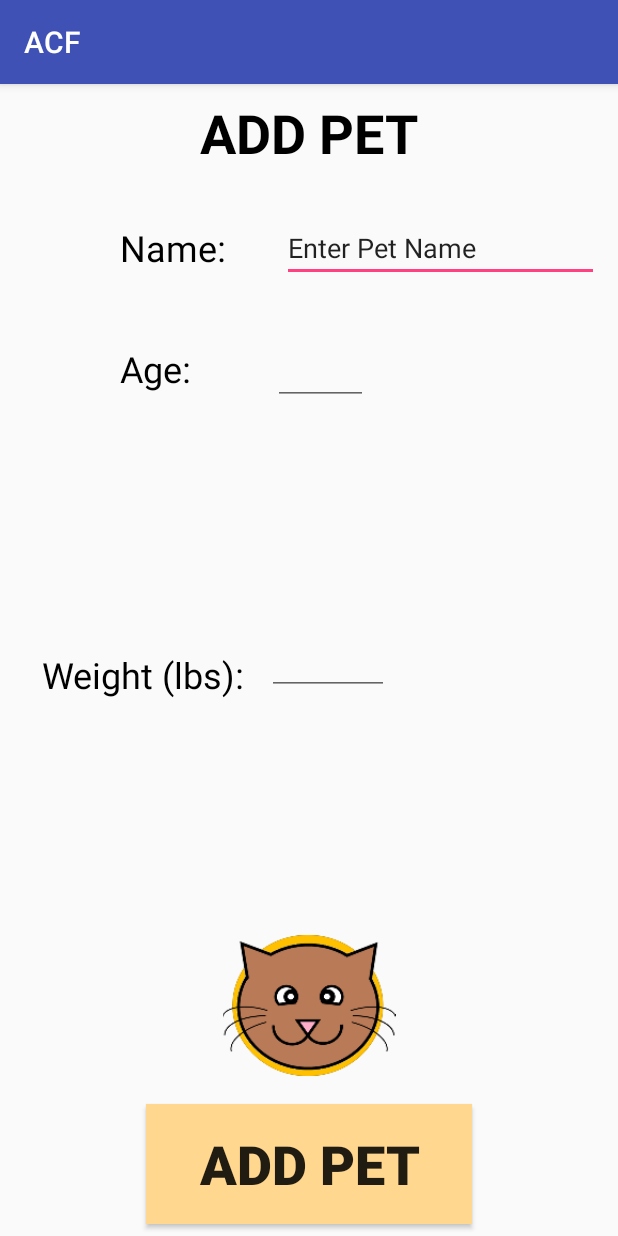
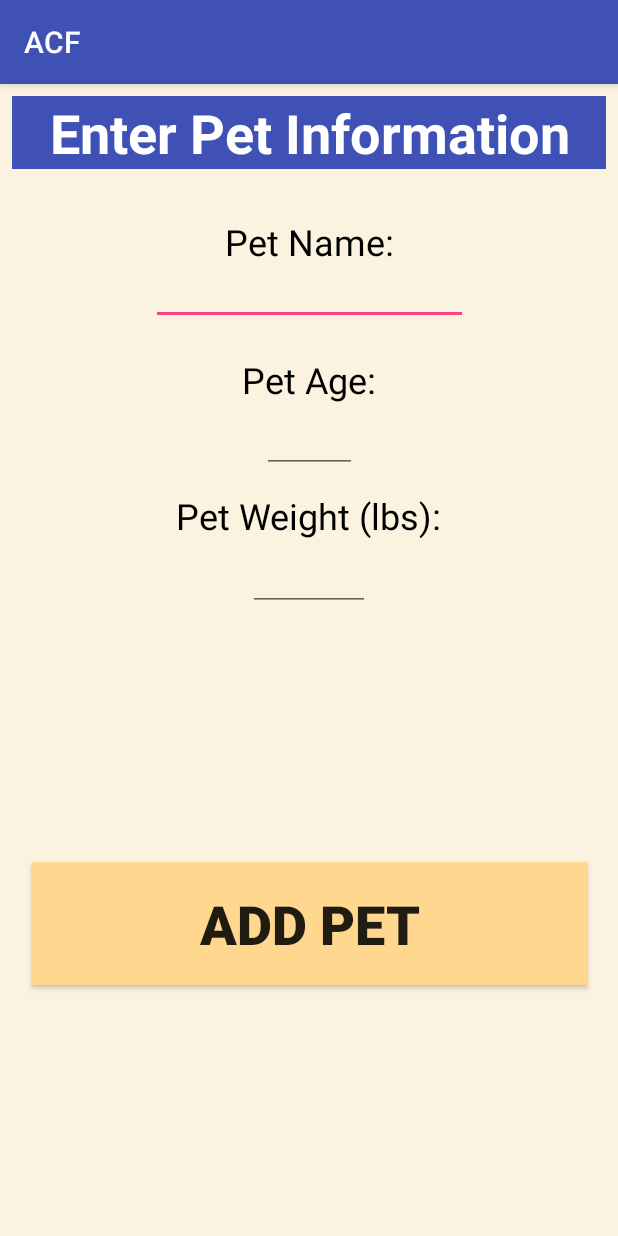
Before and after one commit to ses9134/ACF, an Android app: the addPetPage screen opened directly, with no data from a screen before it, after a tap on "ADD PET", on a phone screen of 412 x 824 dp. Run offline under Robolectric (Android 15) with nearby library versions, the phone set to English and light mode, and no system bars.

Commit message:
made edits

```diff
--- a/app/build.gradle
+++ b/app/build.gradle
@@ -23,6 +23,7 @@ android {
     }
 }
 
+
 dependencies {
     implementation fileTree(dir: 'libs', include: ['*.jar'])
     implementation "org.jetbrains.kotlin:kotlin-stdlib-jre7:$kotlin_version"
@@ -38,4 +39,6 @@ dependencies {
     compile 'com.squareup.okhttp3:okhttp:3.9.1'
     compile 'com.google.code.gson:gson:2.8.0'
     implementation 'com.android.support:cardview-v7:26.1.0'
+
+
 }
--- /dev/null
+++ b/app/src/main/java/com/example/shabab/acf/PetInformation.kt
@@ -0,0 +1,24 @@
+package com.example.shabab.acf
+
+import android.media.MediaPlayer
+import android.view.View
+
+/**
+ * Created by Shabab on 3/5/2018.
+ *
+ * File: PetInformation.kt
+ * Created by: Shabab Siddiq
+ * Date: 3/5/2018
+ * Description: This file contains the class information that
+ *              will be used to create pet objects and feed time
+ *              objects that will be used for the ACF Application
+ */
+// this will be used for the project
+
+// temporary petInfo object for debug --> NEEDS TO BE UPDATED
+class PetInfo(val name: String, val age: String, val weight: String, val feed_times: Array<String>)
+
+// Pet object that should be used for final project
+class Pet(val name: String, val age: Int, val feed_times: Array<FeedTime>, val feederID: Int)
+// feed time that will be used for final project
+class FeedTime(val day: Char, val time: String, val petServingSize: Float)
--- a/app/src/main/java/com/example/shabab/acf/addPetPage.kt
+++ b/app/src/main/java/com/example/shabab/acf/addPetPage.kt
@@ -5,8 +5,10 @@ import android.os.Bundle
 import android.view.View
 import com.google.gson.GsonBuilder
 import kotlinx.android.synthetic.main.activity_add_pet_page.*
-import kotlinx.android.synthetic.main.activity_test_network.*
+import kotlinx.android.synthetic.main.activity_get_pet_info_test.*
 import okhttp3.*
+import org.json.JSONObject
+import org.xml.sax.Parser
 import java.io.IOException
 
 class addPetPage : AppCompatActivity() {
@@ -23,24 +25,27 @@ class addPetPage : AppCompatActivity() {
         var petWeight = petWeightEditText.text.toString()
         var petFeedTime = "2304"
 
-        var petInfoJSONBody = createPetInfoJSONBody(petName, petAge, petWeight, petFeedTime)
 
+        val gson  = GsonBuilder().setPrettyPrinting().create()
+        val pet = initPet(petName, petAge, petWeight, petFeedTime)
+        val jsonPet: String = gson.toJson(pet)
 
         // instantiate an OkHttpClient and create a Request object
+        //val JSON = MediaType.parse("application/json; charset=us-ascii")
         val JSON = MediaType.parse("application/json")
-
-        val body = RequestBody.create(JSON, petInfoJSONBody)
-        body.contentType()
         val client = OkHttpClient()
 
-        //val url = "http://129.21.145.159:5000/pets/name/" + petName
-        val url = "http://192.168.10.1:5000/pets/name/" + petName
-        //val url = "http://192.168.10.1:12345"
+        val body = RequestBody.create(JSON, jsonPet.toString())
+
+        val url = "http://129.21.145.149:5000/pets/name/" + petName
 
         // request a post message
-        val request = Request.Builder().url(url).post(body).build()
+        val request = Request.Builder()
+                .url(url)
+                .addHeader("Accept", "*/*")
+                .post(body)
+                .build()
 
-        // use enqueue to request a JSON
         client.newCall(request).enqueue(object: Callback {
 
             // occurs on response
@@ -48,19 +53,19 @@ class addPetPage : AppCompatActivity() {
                 // get the JSON as a string
                 val body = response?.body()?.string()
                 println("PET INFO SENT!")
+                println(body)
 
             }
             override fun onFailure(call: Call?, e: IOException?) {
                 println("Failed to execute request")
             }
         })
-
-
     }
 
-    fun createPetInfoJSONBody(petName : String, petAge : String, petWeight : String, petFeedTime : String) : String{
-        return "{'name':'" + petName + "', 'age':" + petAge + ", 'weight':"+ petWeight + ", 'feed_times':[]}"
+    fun initPet(petName : String, petAge : String, petWeight : String, petFeedTime : String) : PetInfo{
+        val jsonString =  "{'name':'" + petName + "', 'age':" + petAge + ", 'weight':"+ petWeight + ", 'feed_times':[]}"
+        return PetInfo(petName, petAge, petWeight, Array( 1, {petFeedTime} ))
     }
 }
 
-//class PetInfo(val name: String, val age: String, val weight: String, val feed_times: List<String>)
+//class PetInfo(val name: String, val age: String, val weight: String, val feed_times: Array<String>)
--- a/app/src/main/res/layout-v21/activity_add_pet_page.xml
+++ /dev/null
@@ -1,138 +0,0 @@
-<?xml version="1.0" encoding="utf-8"?>
-<android.support.constraint.ConstraintLayout xmlns:android="http://schemas.android.com/apk/res/android"
-    xmlns:app="http://schemas.android.com/apk/res-auto"
-    xmlns:tools="http://schemas.android.com/tools"
-    android:layout_width="match_parent"
-    android:layout_height="match_parent"
-    tools:context="com.example.shabab.acf.addPetPage">
-
-    <TextView
-        android:id="@+id/textView8"
-        android:layout_width="wrap_content"
-        android:layout_height="wrap_content"
-        android:layout_marginEnd="8dp"
-        android:layout_marginStart="8dp"
-        android:layout_marginTop="8dp"
-        android:text="ADD PET"
-        android:textAllCaps="false"
-        android:textColor="@android:color/background_dark"
-        android:textSize="36sp"
-        android:textStyle="bold"
-        app:layout_constraintEnd_toEndOf="parent"
-        app:layout_constraintStart_toStartOf="parent"
-        app:layout_constraintTop_toTopOf="parent" />
-
-    <ImageView
-        android:id="@+id/imageView"
-        android:layout_width="176dp"
-        android:layout_height="115dp"
-        android:layout_marginBottom="8dp"
-        android:layout_marginEnd="8dp"
-        android:layout_marginStart="8dp"
-        app:layout_constraintBottom_toTopOf="@+id/addPetButton"
-        app:layout_constraintEnd_toEndOf="parent"
-        app:layout_constraintStart_toStartOf="parent"
-        app:srcCompat="@mipmap/acf_icon_generic_foreground" />
-
-    <TextView
-        android:id="@+id/textView9"
-        android:layout_width="wrap_content"
-        android:layout_height="wrap_content"
-        android:layout_marginStart="80dp"
-        android:layout_marginTop="36dp"
-        android:text="Name:"
-        android:textColor="@android:color/background_dark"
-        android:textSize="24sp"
-        app:layout_constraintStart_toStartOf="parent"
-        app:layout_constraintTop_toBottomOf="@+id/textView8" />
-
-    <TextView
-        android:id="@+id/textView10"
-        android:layout_width="wrap_content"
-        android:layout_height="wrap_content"
-        android:layout_marginStart="80dp"
-        android:layout_marginTop="48dp"
-        android:text="Age:"
-        android:textColor="@android:color/background_dark"
-        android:textSize="24sp"
-        app:layout_constraintStart_toStartOf="parent"
-        app:layout_constraintTop_toBottomOf="@+id/textView9" />
-
-    <TextView
-        android:id="@+id/textView11"
-        android:layout_width="wrap_content"
-        android:layout_height="wrap_content"
-        android:layout_marginBottom="8dp"
-        android:layout_marginStart="28dp"
-        android:layout_marginTop="32dp"
-        android:text="Weight (lbs):"
-        android:textColor="@android:color/background_dark"
-        android:textSize="24sp"
-        app:layout_constraintBottom_toTopOf="@+id/imageView"
-        app:layout_constraintStart_toStartOf="parent"
-        app:layout_constraintTop_toBottomOf="@+id/textView10" />
-
-    <EditText
-        android:id="@+id/petNameEditText"
-        android:layout_width="211dp"
-        android:layout_height="39dp"
-        android:layout_marginEnd="8dp"
-        android:layout_marginStart="8dp"
-        android:layout_marginTop="36dp"
-        android:ems="10"
-        android:inputType="textPersonName"
-        android:text="Enter Pet Name"
-        app:layout_constraintEnd_toEndOf="parent"
-        app:layout_constraintHorizontal_bias="0.854"
-        app:layout_constraintStart_toEndOf="@+id/textView9"
-        app:layout_constraintTop_toBottomOf="@+id/textView8" />
-
-    <EditText
-        android:id="@+id/petAgeEditText"
-        android:layout_width="63dp"
-        android:layout_height="46dp"
-        android:layout_marginEnd="8dp"
-        android:layout_marginStart="8dp"
-        android:layout_marginTop="36dp"
-        android:ems="10"
-        android:inputType="number"
-        app:layout_constraintEnd_toEndOf="parent"
-        app:layout_constraintHorizontal_bias="0.228"
-        app:layout_constraintStart_toEndOf="@+id/textView10"
-        app:layout_constraintTop_toBottomOf="@+id/petNameEditText" />
-
-    <EditText
-        android:id="@+id/petWeightEditText"
-        android:layout_width="81dp"
-        android:layout_height="43dp"
-        android:layout_marginBottom="8dp"
-        android:layout_marginEnd="8dp"
-        android:layout_marginStart="8dp"
-        android:layout_marginTop="8dp"
-        android:ems="10"
-        android:inputType="number"
-        app:layout_constraintBottom_toTopOf="@+id/imageView"
-        app:layout_constraintEnd_toEndOf="parent"
-        app:layout_constraintHorizontal_bias="0.043"
-        app:layout_constraintStart_toEndOf="@+id/textView11"
-        app:layout_constraintTop_toBottomOf="@+id/petAgeEditText" />
-
-    <Button
-        android:id="@+id/addPetButton"
-        android:layout_width="217dp"
-        android:layout_height="80dp"
-        android:layout_marginBottom="8dp"
-        android:layout_marginEnd="8dp"
-        android:layout_marginStart="8dp"
-        android:background="@color/buttonBackground"
-        android:elevation="0dp"
-        android:text="Add Pet"
-        android:onClick="addPetToDatabase"
-        android:textAlignment="center"
-        android:textSize="36sp"
-        android:textStyle="bold"
-        app:layout_constraintBottom_toBottomOf="parent"
-        app:layout_constraintEnd_toEndOf="parent"
-        app:layout_constraintStart_toStartOf="parent" />
-
-</android.support.constraint.ConstraintLayout>
--- a/app/src/main/res/layout/activity_add_pet_page.xml
+++ b/app/src/main/res/layout/activity_add_pet_page.xml
@@ -4,45 +4,38 @@
     xmlns:tools="http://schemas.android.com/tools"
     android:layout_width="match_parent"
     android:layout_height="match_parent"
+    android:background="@color/mainBackground"
     tools:context="com.example.shabab.acf.addPetPage">
 
     <TextView
         android:id="@+id/textView8"
-        android:layout_width="wrap_content"
+        android:layout_width="0dp"
         android:layout_height="wrap_content"
         android:layout_marginEnd="8dp"
         android:layout_marginStart="8dp"
         android:layout_marginTop="8dp"
+        android:background="@color/colorPrimary"
         android:text="Enter Pet Information"
+        android:textAlignment="center"
         android:textAllCaps="false"
-        android:textColor="@android:color/background_dark"
+        android:textColor="@android:color/background_light"
         android:textSize="36sp"
         android:textStyle="bold"
         app:layout_constraintEnd_toEndOf="parent"
         app:layout_constraintStart_toStartOf="parent"
         app:layout_constraintTop_toTopOf="parent" />
 
-    <ImageView
-        android:id="@+id/imageView"
-        android:layout_width="174dp"
-        android:layout_height="160dp"
-        android:layout_marginBottom="8dp"
-        android:layout_marginEnd="8dp"
-        android:layout_marginStart="8dp"
-        app:layout_constraintBottom_toTopOf="@+id/addPetButton"
-        app:layout_constraintEnd_toEndOf="parent"
-        app:layout_constraintStart_toStartOf="parent"
-        app:srcCompat="@mipmap/acf_icon_generic_foreground" />
-
     <TextView
         android:id="@+id/textView9"
         android:layout_width="wrap_content"
         android:layout_height="wrap_content"
-        android:layout_marginStart="80dp"
-        android:layout_marginTop="36dp"
-        android:text="Name:"
+        android:layout_marginEnd="8dp"
+        android:layout_marginStart="8dp"
+        android:layout_marginTop="32dp"
+        android:text="Pet Name:"
         android:textColor="@android:color/background_dark"
         android:textSize="24sp"
+        app:layout_constraintEnd_toEndOf="parent"
         app:layout_constraintStart_toStartOf="parent"
         app:layout_constraintTop_toBottomOf="@+id/textView8" />
 
@@ -50,28 +43,30 @@
         android:id="@+id/textView10"
         android:layout_width="wrap_content"
         android:layout_height="wrap_content"
-        android:layout_marginStart="92dp"
+        android:layout_marginEnd="8dp"
+        android:layout_marginStart="8dp"
         android:layout_marginTop="20dp"
-        android:text="Age:"
+        android:text="Pet Age:"
         android:textColor="@android:color/background_dark"
         android:textSize="24sp"
+        app:layout_constraintEnd_toEndOf="parent"
+        app:layout_constraintHorizontal_bias="0.501"
         app:layout_constraintStart_toStartOf="parent"
-        app:layout_constraintTop_toBottomOf="@+id/textView9" />
+        app:layout_constraintTop_toBottomOf="@+id/petNameEditText" />
 
     <TextView
         android:id="@+id/textView11"
         android:layout_width="wrap_content"
         android:layout_height="wrap_content"
-        android:layout_marginBottom="8dp"
-        android:layout_marginStart="16dp"
-        android:layout_marginTop="8dp"
-        android:text="Weight (lbs):"
+        android:layout_marginEnd="8dp"
+        android:layout_marginStart="8dp"
+        android:layout_marginTop="12dp"
+        android:text="Pet Weight (lbs):"
         android:textColor="@android:color/background_dark"
         android:textSize="24sp"
-        app:layout_constraintBottom_toTopOf="@+id/imageView"
+        app:layout_constraintEnd_toEndOf="parent"
         app:layout_constraintStart_toStartOf="parent"
-        app:layout_constraintTop_toBottomOf="@+id/textView10"
-        app:layout_constraintVertical_bias="0.533" />
+        app:layout_constraintTop_toBottomOf="@+id/petAgeEditText" />
 
     <EditText
         android:id="@+id/petNameEditText"
@@ -79,14 +74,13 @@
         android:layout_height="39dp"
         android:layout_marginEnd="8dp"
         android:layout_marginStart="8dp"
-        android:layout_marginTop="36dp"
         android:ems="10"
         android:inputType="textPersonName"
-        android:text="Enter Pet Name"
+        android:textAlignment="center"
         app:layout_constraintEnd_toEndOf="parent"
-        app:layout_constraintHorizontal_bias="0.854"
-        app:layout_constraintStart_toEndOf="@+id/textView9"
-        app:layout_constraintTop_toBottomOf="@+id/textView8" />
+        app:layout_constraintHorizontal_bias="0.503"
+        app:layout_constraintStart_toStartOf="parent"
+        app:layout_constraintTop_toBottomOf="@+id/textView9" />
 
     <EditText
         android:id="@+id/petAgeEditText"
@@ -94,29 +88,28 @@
         android:layout_height="46dp"
         android:layout_marginEnd="8dp"
         android:layout_marginStart="8dp"
-        android:layout_marginTop="12dp"
         android:ems="10"
         android:inputType="number"
+        android:textAlignment="center"
         app:layout_constraintEnd_toEndOf="parent"
-        app:layout_constraintHorizontal_bias="0.084"
-        app:layout_constraintStart_toEndOf="@+id/textView10"
-        app:layout_constraintTop_toBottomOf="@+id/petNameEditText" />
+        app:layout_constraintHorizontal_bias="0.501"
+        app:layout_constraintStart_toStartOf="parent"
+        app:layout_constraintTop_toBottomOf="@+id/textView10" />
 
     <EditText
         android:id="@+id/petWeightEditText"
         android:layout_width="81dp"
         android:layout_height="43dp"
-        android:layout_marginBottom="8dp"
         android:layout_marginEnd="8dp"
         android:layout_marginStart="8dp"
-        android:layout_marginTop="8dp"
+        android:layout_marginTop="4dp"
         android:ems="10"
         android:inputType="number"
-        app:layout_constraintBottom_toTopOf="@+id/imageView"
+        android:textAlignment="center"
         app:layout_constraintEnd_toEndOf="parent"
-        app:layout_constraintHorizontal_bias="0.043"
-        app:layout_constraintStart_toEndOf="@+id/textView11"
-        app:layout_constraintTop_toBottomOf="@+id/petAgeEditText" />
+        app:layout_constraintHorizontal_bias="0.501"
+        app:layout_constraintStart_toStartOf="parent"
+        app:layout_constraintTop_toBottomOf="@+id/textView11" />
 
     <Button
         android:id="@+id/addPetButton"
@@ -125,6 +118,7 @@
         android:layout_marginBottom="8dp"
         android:layout_marginEnd="8dp"
         android:layout_marginStart="8dp"
+        android:layout_marginTop="8dp"
         android:background="@color/buttonBackground"
         android:elevation="0dp"
         android:onClick="addPetToDatabase"
@@ -134,6 +128,7 @@
         android:textStyle="bold"
         app:layout_constraintBottom_toBottomOf="parent"
         app:layout_constraintEnd_toEndOf="parent"
-        app:layout_constraintStart_toStartOf="parent" />
+        app:layout_constraintStart_toStartOf="parent"
+        app:layout_constraintTop_toBottomOf="@+id/petWeightEditText" />
 
 </android.support.constraint.ConstraintLayout>
--- a/app/src/main/res/values/colors.xml
+++ b/app/src/main/res/values/colors.xml
@@ -3,6 +3,6 @@
     <color name="colorPrimary">#3F51B5</color>
     <color name="colorPrimaryDark">#303f9f</color>
     <color name="colorAccent">#FF4081</color>
-    <color name="mainBackground">#77ffd78e</color>
+    <color name="mainBackground">#3cffd78e</color>
     <color name="buttonBackground">#ffd78e</color>
 </resources>
```
Also changed, not shown: app/src/main/AndroidManifest.xml (+9 -2 lines), app/src/main/java/com/example/shabab/acf/StartScreen.kt (+16 -4 lines), app/src/main/java/com/example/shabab/acf/connectToFeederActivity.kt (added, +19 -0 lines), app/src/main/java/com/example/shabab/acf/getPetInfoTestActivity.kt (added, +97 -0 lines), app/src/main/java/com/example/shabab/acf/testNetworkActivity.kt (deleted, +0 -148 lines), app/src/main/res/layout/activity_connect_to_feeder.xml (added, +102 -0 lines), app/src/main/res/layout/activity_get_pet_info_test.xml (renamed from app/src/main/res/layout/activity_test_network.xml, +10 -1 lines), app/src/main/res/layout/activity_start_screen.xml (+10 -2 lines), 2 other files.
